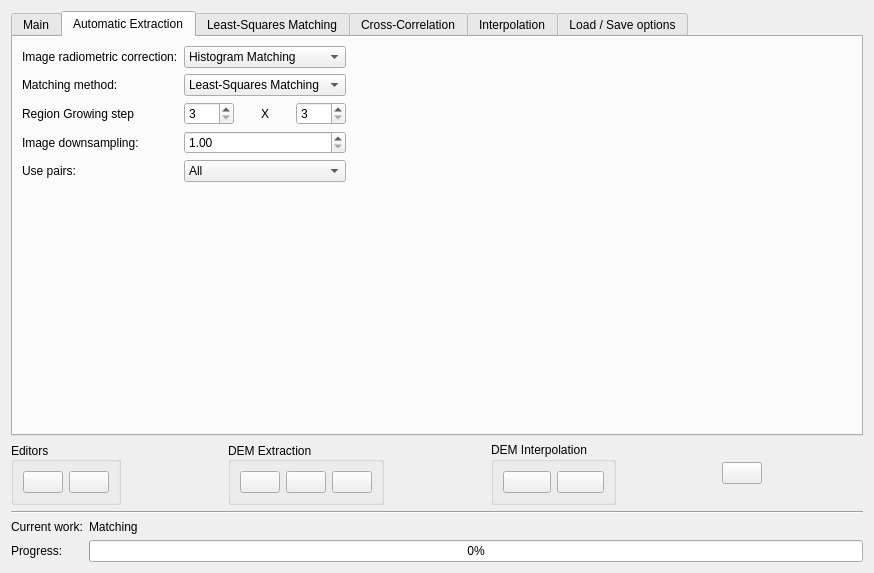
This is trunk_Matching/qt/interface/DemExtraction.ui in e-foto/e-foto as Qt 5 draws it before an edit. The edited form follows.
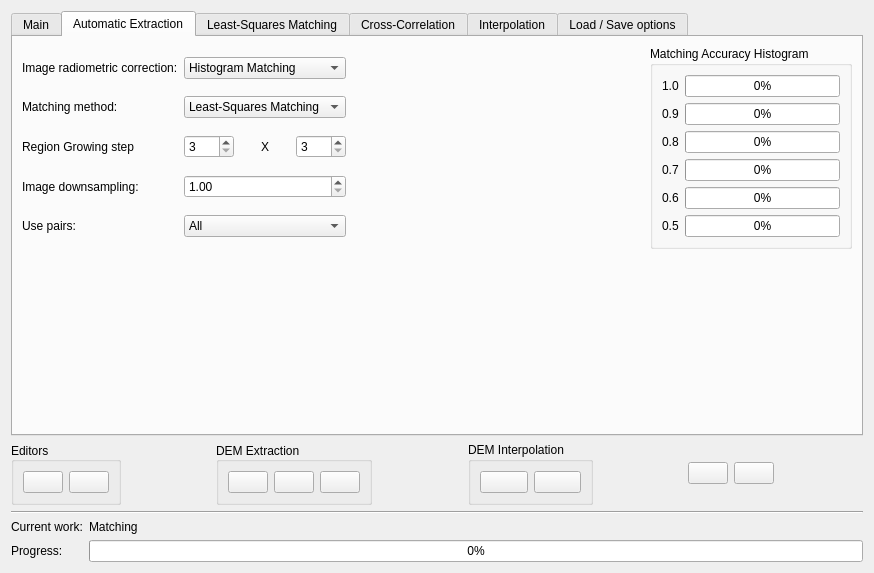
This is the edited form. The open tabs and pages were chosen to show the change. Icons and pictures are not drawn.

What changed in the file:
```diff
--- a/trunk_Matching/qt/interface/DemExtraction.ui
+++ b/trunk_Matching/qt/interface/DemExtraction.ui
@@ -442,7 +442,7 @@
       <attribute name="title">
        <string>Automatic Extraction</string>
       </attribute>
-      <layout class="QGridLayout" name="gridLayout_6">
+      <layout class="QGridLayout" name="gridLayout_23">
        <item row="0" column="0">
         <layout class="QGridLayout" name="gridLayout_5">
          <item row="0" column="0">
@@ -642,7 +642,124 @@
          </item>
         </layout>
        </item>
-       <item row="1" column="0">
+       <item row="0" column="2">
+        <widget class="QGroupBox" name="groupBox_13">
+         <property name="title">
+          <string>Matching Accuracy Histogram</string>
+         </property>
+         <layout class="QGridLayout" name="gridLayout_6">
+          <item row="0" column="0">
+           <layout class="QHBoxLayout" name="horizontalLayout_4">
+            <item>
+             <widget class="QLabel" name="label_42">
+              <property name="text">
+               <string>1.0</string>
+              </property>
+             </widget>
+            </item>
+            <item>
+             <widget class="QProgressBar" name="histProgressBar1">
+              <property name="value">
+               <number>0</number>
+              </property>
+             </widget>
+            </item>
+           </layout>
+          </item>
+          <item row="1" column="0">
+           <layout class="QHBoxLayout" name="horizontalLayout_5">
+            <item>
+             <widget class="QLabel" name="label_43">
+              <property name="text">
+               <string>0.9</string>
+              </property>
+             </widget>
+            </item>
+            <item>
+             <widget class="QProgressBar" name="histProgressBar2">
+              <property name="value">
+               <number>0</number>
+              </property>
+             </widget>
+            </item>
+           </layout>
+          </item>
+          <item row="2" column="0">
+           <layout class="QHBoxLayout" name="horizontalLayout_6">
+            <item>
+             <widget class="QLabel" name="label_44">
+              <property name="text">
+               <string>0.8</string>
+              </property>
+             </widget>
+            </item>
+            <item>
+             <widget class="QProgressBar" name="histProgressBar3">
+              <property name="value">
+               <number>0</number>
+              </property>
+             </widget>
+            </item>
+           </layout>
+          </item>
+          <item row="3" column="0">
+           <layout class="QHBoxLayout" name="horizontalLayout_7">
+            <item>
+             <widget class="QLabel" name="label_57">
+              <property name="text">
+               <string>0.7</string>
+              </property>
+             </widget>
+            </item>
+            <item>
+             <widget class="QProgressBar" name="histProgressBar4">
+              <property name="value">
+               <number>0</number>
+              </property>
+             </widget>
+            </item>
+           </layout>
+          </item>
+          <item row="4" column="0">
+           <layout class="QHBoxLayout" name="horizontalLayout_8">
+            <item>
+             <widget class="QLabel" name="label_58">
+              <property name="text">
+               <string>0.6</string>
+              </property>
+             </widget>
+            </item>
+            <item>
+             <widget class="QProgressBar" name="histProgressBar5">
+              <property name="value">
+               <number>0</number>
+              </property>
+             </widget>
+            </item>
+           </layout>
+          </item>
+          <item row="5" column="0">
+           <layout class="QHBoxLayout" name="horizontalLayout_22">
+            <item>
+             <widget class="QLabel" name="label_59">
+              <property name="text">
+               <string>0.5</string>
+              </property>
+             </widget>
+            </item>
+            <item>
+             <widget class="QProgressBar" name="histProgressBar6">
+              <property name="value">
+               <number>0</number>
+              </property>
+             </widget>
+            </item>
+           </layout>
+          </item>
+         </layout>
+        </widget>
+       </item>
+       <item row="1" column="1">
         <spacer name="verticalSpacer_4">
          <property name="orientation">
           <enum>Qt::Vertical</enum>
@@ -1987,6 +2104,26 @@
        </property>
       </spacer>
      </item>
+     <item>
+      <widget class="QPushButton" name="abortButton">
+       <property name="toolTip">
+        <string>Abort current operation</string>
+       </property>
+       <property name="text">
+        <string/>
+       </property>
+       <property name="icon">
+        <iconset resource="../resource/resource.qrc">
+         <normaloff>:/icon/abort.png</normaloff>:/icon/abort.png</iconset>
+       </property>
+       <property name="iconSize">
+        <size>
+         <width>30</width>
+         <height>30</height>
+        </size>
+       </property>
+      </widget>
+     </item>
      <item>
       <widget class="QPushButton" name="doneButton">
        <property name="toolTip">
```
Left out of the diff: 2 changed lines with no effect on the pictures.
